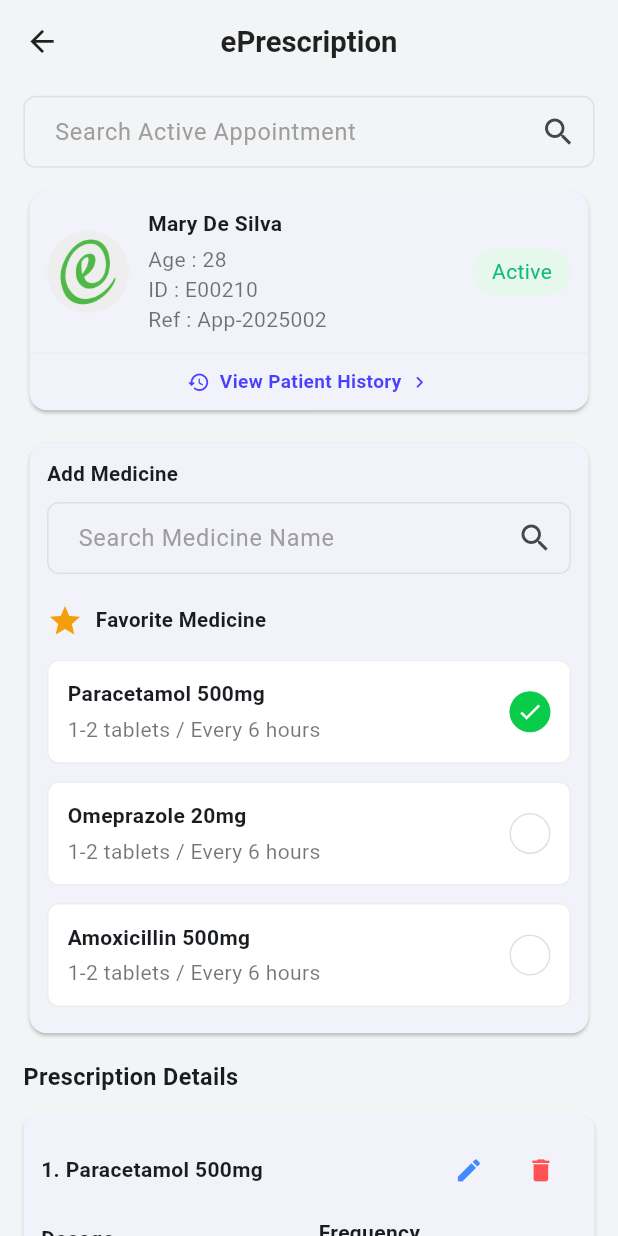
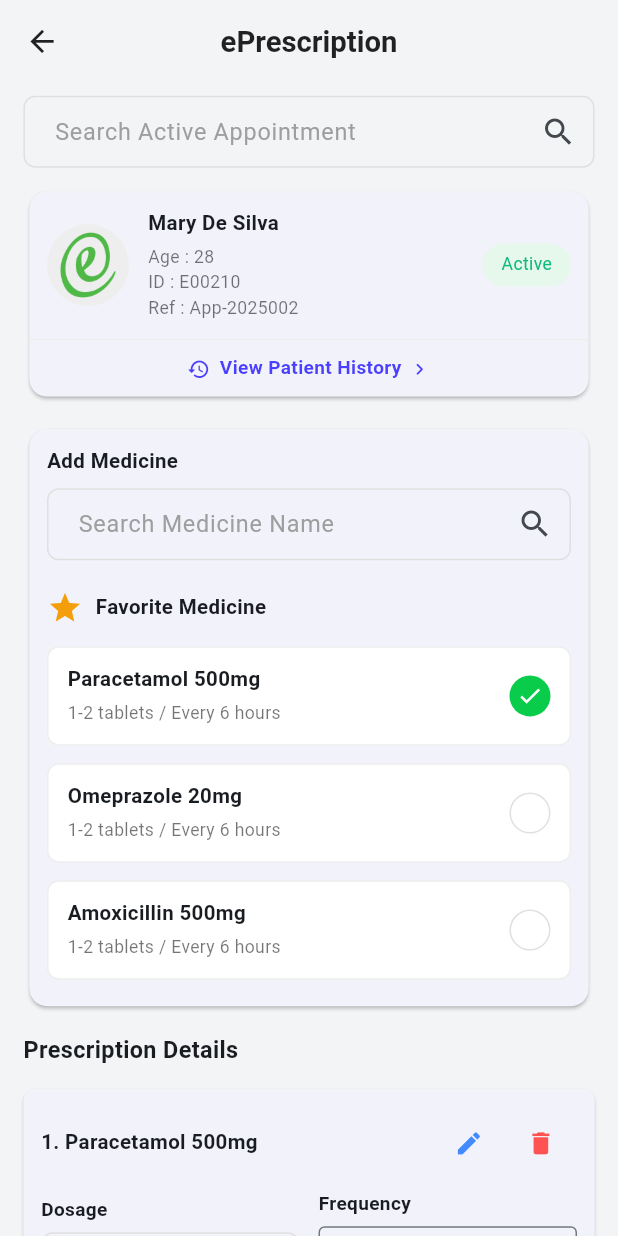
Before and after one commit to eChanneling-Revamp/Doctor-App, a Flutter app: the CreatePrescriptionScreen screen opened directly, after a tap on "Paracetamol 500mg", on a phone screen of 412 x 824 dp. Run offline on Flutter 3.47's test engine with Material 3 defaults, Android fonts, the phone set to English and light mode, and no system bars; our stand-ins replace fl_chart, flutter_dotenv, flutter_screenutil, pdf, share_plus, signature; missing offline and left inert: pdfx, zego_uikit_prebuilt_call.

Commit message:
Use responsive font & spacing in prescription widgets
Update prescription widgets to use responsive sizing and spacing (e.g. .sp and .h) and consolidate Text styles across components. Replaced several const Text usages with dynamic Text styles to apply fontSize and color changes (favorite_medicine_list.dart, prescription_entry_card.dart, prescription_header_and_actions.dart). Also adjusted SizedBox spacing to use responsive units. Minor metadata change: replaced platform entry from web to macos in doctorapp/.metadata. These changes improve visual consistency and responsiveness across screen sizes.

```diff
--- a/doctorapp/lib/widgets/prescription_widgets.dart/favorite_medicine_list.dart
+++ b/doctorapp/lib/widgets/prescription_widgets.dart/favorite_medicine_list.dart
@@ -40,12 +40,18 @@ class FavoriteMedicineList extends StatelessWidget {
                     children: [
                       Text(
                         m,
-                        style: const TextStyle(fontWeight: FontWeight.w600),
+                        style: TextStyle(
+                          fontSize: 14.sp,
+                          fontWeight: FontWeight.w600,
+                        ),
                       ),
                       SizedBox(height: 4.h),
-                      const Text(
+                      Text(
                         '1-2 tablets / Every 6 hours',
-                        style: TextStyle(color: Colors.black54),
+                        style: TextStyle(
+                          fontSize: 12.sp,
+                          color: Colors.black54,
+                        ),
                       ),
                     ],
                   ),
--- a/doctorapp/lib/widgets/prescription_widgets.dart/prescription_entry_card.dart
+++ b/doctorapp/lib/widgets/prescription_widgets.dart/prescription_entry_card.dart
@@ -53,7 +53,7 @@ class _PrescriptionEntryCardState extends State<PrescriptionEntryCard> {
                 Expanded(
                   child: Text(
                     '${widget.index + 1}. ${entry.medicineName}',
-                    style: const TextStyle(fontWeight: FontWeight.w700),
+                    style: TextStyle(fontSize: 14.sp, fontWeight: FontWeight.w700),
                   ),
                 ),
                 IconButton(
@@ -78,9 +78,9 @@ class _PrescriptionEntryCardState extends State<PrescriptionEntryCard> {
                   child: Column(
                     crossAxisAlignment: CrossAxisAlignment.start,
                     children: [
-                      const Text(
+                      Text(
                         'Dosage',
-                        style: TextStyle(fontWeight: FontWeight.w600),
+                        style: TextStyle(fontSize: 13.sp, fontWeight: FontWeight.w600),
                       ),
                       SizedBox(height: 6.h),
                       CustomTextField(
@@ -96,9 +96,9 @@ class _PrescriptionEntryCardState extends State<PrescriptionEntryCard> {
                   child: Column(
                     crossAxisAlignment: CrossAxisAlignment.start,
                     children: [
-                      const Text(
+                      Text(
                         'Frequency',
-                        style: TextStyle(fontWeight: FontWeight.w600),
+                        style: TextStyle(fontSize: 13.sp, fontWeight: FontWeight.w600),
                       ),
                       SizedBox(height: 6.h),
                       DropdownButtonFormField<int>(
@@ -132,9 +132,9 @@ class _PrescriptionEntryCardState extends State<PrescriptionEntryCard> {
                   child: Column(
                     crossAxisAlignment: CrossAxisAlignment.start,
                     children: [
-                      const Text(
+                      Text(
                         'Duration',
-                        style: TextStyle(fontWeight: FontWeight.w600),
+                        style: TextStyle(fontSize: 13.sp, fontWeight: FontWeight.w600),
                       ),
                       SizedBox(height: 6.h),
                       DropdownButtonFormField<String>(
@@ -210,9 +210,9 @@ class _PrescriptionEntryCardState extends State<PrescriptionEntryCard> {
             ),
 
             SizedBox(height: 12.h),
-            const Text(
+            Text(
               'Special Instructions',
-              style: TextStyle(fontWeight: FontWeight.w600),
+              style: TextStyle(fontSize: 13.sp, fontWeight: FontWeight.w600),
             ),
             SizedBox(height: 6.h),
             CustomTextField(
--- a/doctorapp/lib/widgets/prescription_widgets.dart/prescription_header_and_actions.dart
+++ b/doctorapp/lib/widgets/prescription_widgets.dart/prescription_header_and_actions.dart
@@ -35,15 +35,21 @@ class PrescriptionHeader extends StatelessWidget {
                     Expanded(
                       child: Column(
                         crossAxisAlignment: CrossAxisAlignment.start,
-                        children: const [
+                        children: [
                           Text(
                             'Mary De Silva',
-                            style: TextStyle(fontWeight: FontWeight.w700),
+                            style: TextStyle(
+                              fontSize: 14.sp,
+                              fontWeight: FontWeight.w700,
+                            ),
                           ),
-                          SizedBox(height: 4),
+                          SizedBox(height: 4.h),
                           Text(
                             'Age : 28  \nID : E00210\nRef : App-2025002',
-                            style: TextStyle(color: Colors.black54),
+                            style: TextStyle(
+                              fontSize: 12.sp,
+                              color: Colors.black54,
+                            ),
                           ),
                         ],
                       ),
@@ -57,9 +63,12 @@ class PrescriptionHeader extends StatelessWidget {
                         color: const Color(0xFFE6F7EB),
                         borderRadius: BorderRadius.circular(20.r),
                       ),
-                      child: const Text(
+                      child: Text(
                         'Active',
-                        style: TextStyle(color: Color(0xFF10B981)),
+                        style: TextStyle(
+                          fontSize: 12.sp,
+                          color: Color(0xFF10B981),
+                        ),
                       ),
                     ),
                   ],
```
Also changed, not shown: 1 other file.
